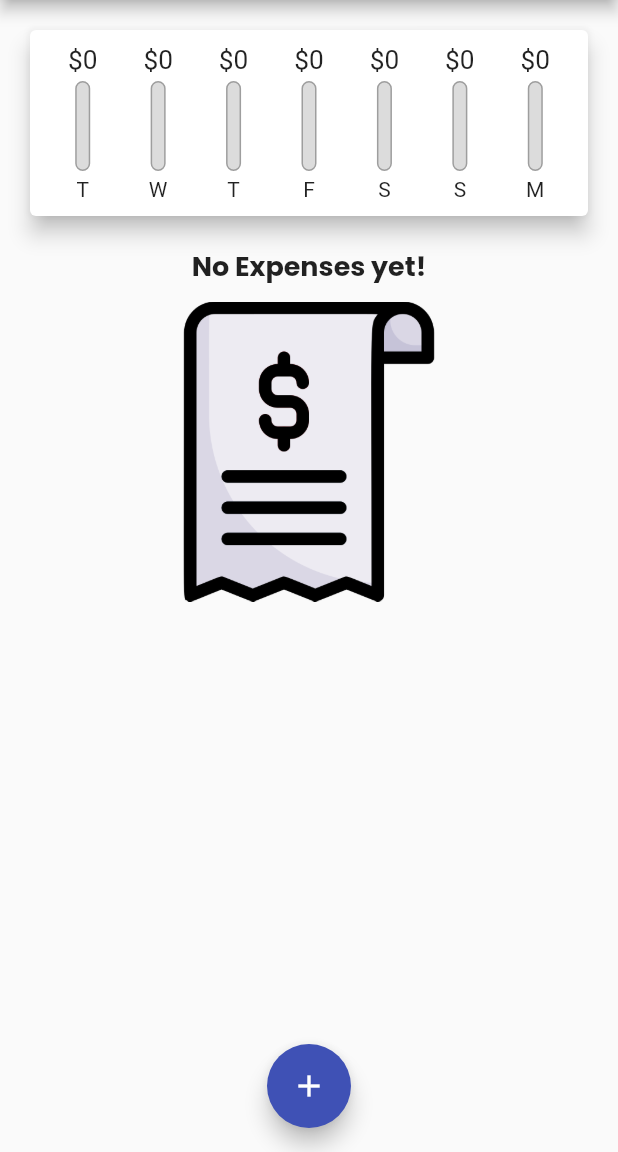
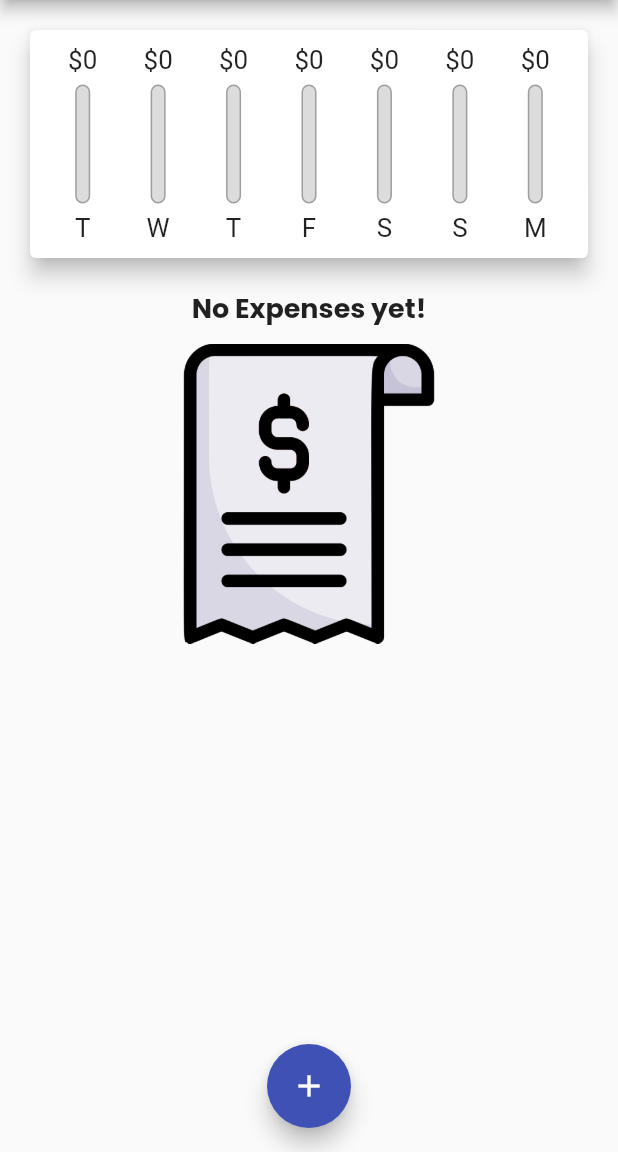
Before and after one commit to JohanPochampally/Personal-Expense-Tracker-App, a Flutter app: the screen it shows after launch, on a phone screen of 412 x 824 dp, the part 84-1236 px from its top. Run offline on Flutter 3.47's test engine with Material 2 defaults, Android fonts, the phone set to English and light mode, and no system bars.

Commit message:
Respnsive Feature Additions

```diff
--- a/lib/main.dart
+++ b/lib/main.dart
@@ -1,5 +1,4 @@
 import 'package:flutter/material.dart';
-import 'package:personal_expenses/widgets/chart.dart';
 import 'widgets/new_transactions.dart';
 import 'widgets/transaction_list.dart';
 import 'widgets/chart.dart';
@@ -106,8 +105,7 @@
 
   @override
   Widget build(BuildContext context) {
-    return Scaffold(
-      appBar: AppBar(
+    final appBar = AppBar(
       title: const Text('Personal Expenses'),
       actions: <Widget>[
         IconButton(
@@ -117,13 +115,26 @@
           ),
         )
       ],
-      ),
+    );
+    return Scaffold(
+      appBar: appBar,
       body: SingleChildScrollView(
         child: Column(
           crossAxisAlignment: CrossAxisAlignment.center,
           children: <Widget>[
-            Chart(_recentTransactions),
-            TransactionList(_userTransactions, _deleteTransaction),
+            Container(
+              height: (MediaQuery.of(context).size.height -
+                      appBar.preferredSize.height -
+                      MediaQuery.of(context).padding.top) *
+                  0.25,
+              child: Chart(_recentTransactions),
+            ),
+            Container(
+                height: (MediaQuery.of(context).size.height -
+                        appBar.preferredSize.height -
+                        MediaQuery.of(context).padding.top) *
+                    0.75,
+                child: TransactionList(_userTransactions, _deleteTransaction)),
           ],
         ),
       ),
--- a/lib/widgets/chart_bar.dart
+++ b/lib/widgets/chart_bar.dart
@@ -8,19 +8,21 @@
   ChartBar(this.label, this.spendingAmount, this.spendingPercentOfTotal);
   @override
   Widget build(BuildContext context) {
+    return LayoutBuilder(
+      builder: (ctx, constraints) {
         return Column(
           children: <Widget>[
             Container(
-          height: 20,
+              height: constraints.maxHeight * 0.15,
               child: FittedBox(
                 child: Text('\$${spendingAmount.toStringAsFixed(0)}'),
               ),
             ),
             SizedBox(
-          height: 4,
+              height: constraints.maxHeight * 0.05,
             ),
             Container(
-          height: 60,
+              height: constraints.maxHeight * 0.6,
               width: 10,
               child: Stack(
                 children: <Widget>[
@@ -47,10 +49,17 @@
               ),
             ),
             SizedBox(
-          height: 4,
+              height: constraints.maxHeight * 0.05,
             ),
-        Text(label),
+            Container(
+              height: constraints.maxHeight * 0.15,
+              child: FittedBox(
+                child: Text(label),
+              ),
+            ),
           ],
+        );
+      },
     );
   }
 }
--- a/lib/widgets/transaction_list.dart
+++ b/lib/widgets/transaction_list.dart
@@ -9,9 +9,7 @@
   TransactionList(this.transactions, this.deleteTransaction);
   @override
   Widget build(BuildContext context) {
-    return Container(
-      height: 700,
-      child: transactions.isEmpty
+    return transactions.isEmpty
         ? Column(
             children: <Widget>[
               Text(
@@ -60,12 +58,11 @@
                   trailing: IconButton(
                     icon: Icon(Icons.delete),
                     color: Theme.of(context).errorColor,
-                      onPressed: () =>
-                          deleteTransaction(transactions[index].id),
+                    onPressed: () => deleteTransaction(transactions[index].id),
                   ),
                 ),
               );
-              }),
+            },
           );
   }
 }
```
Lines whose indentation alone changed are shown as unchanged.
